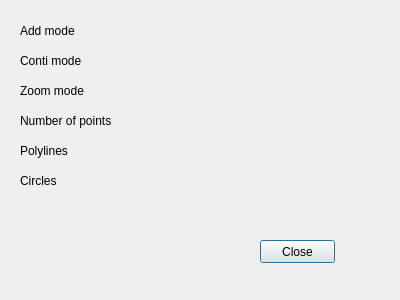
Qt form InfoDialog.ui (fupe/digitizer2) before a commit.
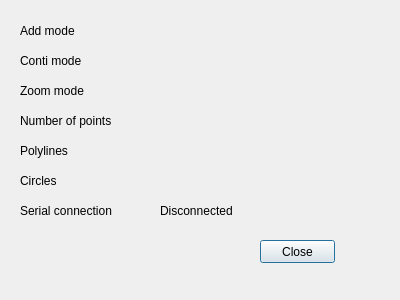
The same form after that commit.

Commit message: Handle serial connection changes

The edit to the form file:
```diff
--- a/InfoDialog.ui
+++ b/InfoDialog.ui
@@ -169,6 +169,32 @@
     <string/>
    </property>
   </widget>
+  <widget class="QLabel" name="label_connection">
+   <property name="geometry">
+    <rect>
+     <x>20</x>
+     <y>200</y>
+     <width>120</width>
+     <height>21</height>
+    </rect>
+   </property>
+   <property name="text">
+    <string>Serial connection</string>
+   </property>
+  </widget>
+  <widget class="QLabel" name="connection_value">
+   <property name="geometry">
+    <rect>
+     <x>160</x>
+     <y>200</y>
+     <width>120</width>
+     <height>21</height>
+    </rect>
+   </property>
+   <property name="text">
+    <string>Disconnected</string>
+   </property>
+  </widget>
   <widget class="QPushButton" name="close">
    <property name="geometry">
     <rect>
```
The commit also changes 6 other files.
